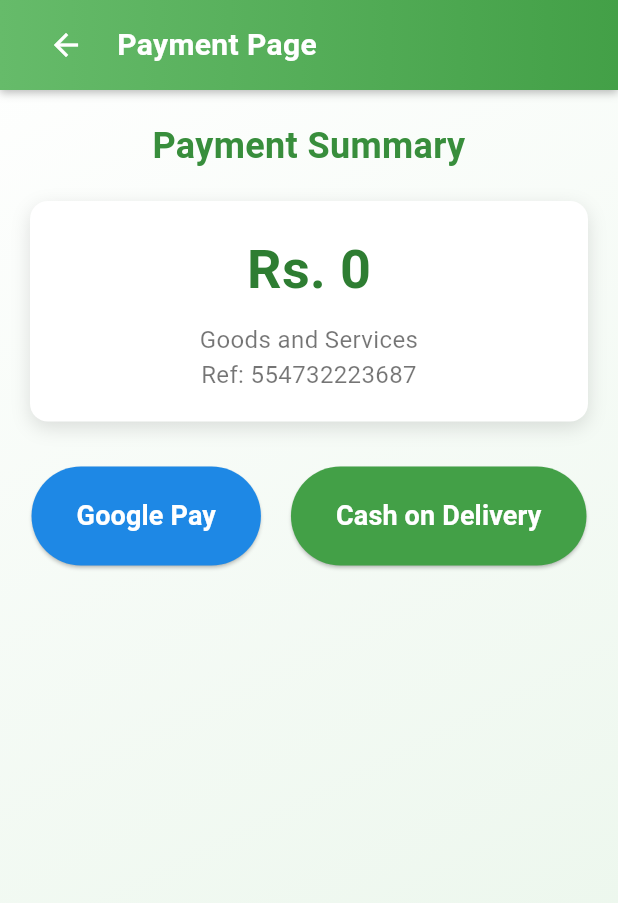
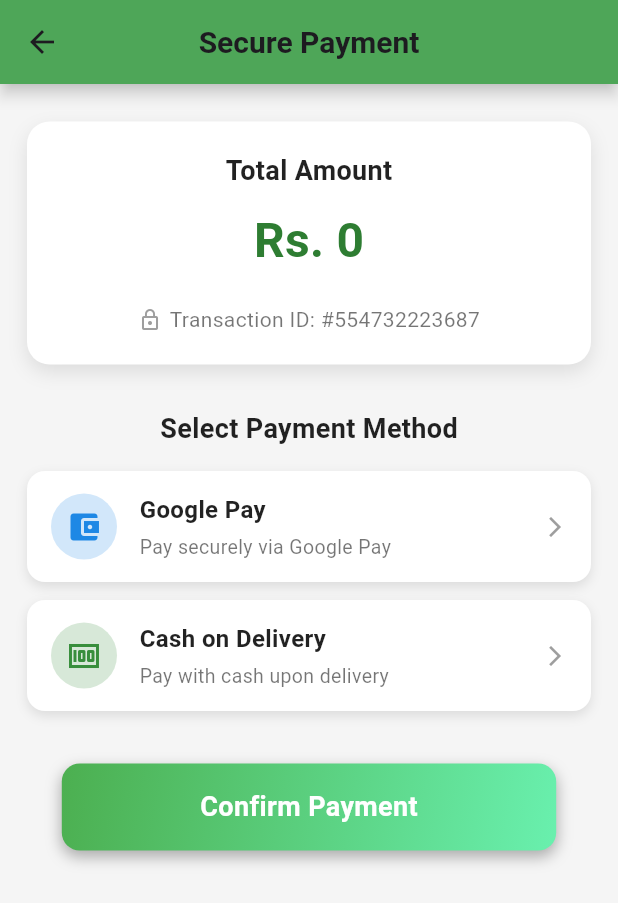
Before and after one commit to AlanRoni/Gitsbites, a Flutter app: the PaymentPage screen opened by its route, after a tap on "Cash on Delivery", on a phone screen of 412 x 824 dp. Shown: the top 903 px of the screen. Run offline on Flutter 3.47's test engine with Material 3 defaults, Android fonts, the phone set to English and light mode, and no system bars; our stand-ins replace cloud_firestore, firebase_auth, google_sign_in, pdf; missing offline and left inert: universal_html; accounts and stored records are empty.

Commit message:
payment page updated

```diff
--- a/lib/bottom_nav.dart
+++ b/lib/bottom_nav.dart
@@ -5,10 +5,10 @@ class CustomBottomNavBar extends StatelessWidget {
   final ValueChanged<int> onTap;
 
   const CustomBottomNavBar({
-    Key? key,
+    super.key,
     required this.currentIndex,
     required this.onTap,
-  }) : super(key: key);
+  });
 
   @override
   Widget build(BuildContext context) {
--- a/lib/favorites_page.dart
+++ b/lib/favorites_page.dart
@@ -2,7 +2,7 @@ import 'package:flutter/material.dart';
 import 'bottom_nav.dart';
 
 class FavoritesPage extends StatefulWidget {
-  FavoritesPage({Key? key}) : super(key: key);
+  const FavoritesPage({super.key});
 
   @override
   _FavoritesPageState createState() => _FavoritesPageState();
--- a/lib/payment.dart
+++ b/lib/payment.dart
@@ -1,24 +1,19 @@
+import 'dart:typed_data';
+import 'package:flutter/foundation.dart' show kIsWeb;
 import 'package:flutter/material.dart';
+import 'package:pdf/pdf.dart';
+import 'package:pdf/widgets.dart' as pw;
+import 'package:universal_html/html.dart' as html;
 
 class PaymentPage extends StatefulWidget {
-  final int totalAmount; // To receive the amount from CartPage
+  final int totalAmount;
+  final List<Map<String, dynamic>> cartItems;
 
-  const PaymentPage({Key? key, required this.totalAmount}) : super(key: key);
-
-  Widget build(BuildContext context) {
-    return Scaffold(
-      appBar: AppBar(
-        title: const Text('Payment Page'),
-        backgroundColor: Colors.green,
-      ),
-      body: Center(
-        child: Text(
-          'Total Amount: Rs. $totalAmount',
-          style: const TextStyle(fontSize: 24, fontWeight: FontWeight.bold),
-        ),
-      ),
-    );
-  }
+  const PaymentPage({
+    super.key,
+    required this.totalAmount,
+    required this.cartItems,
+  });
 
   @override
   State<PaymentPage> createState() => _PaymentPageState();
@@ -28,161 +23,160 @@ class _PaymentPageState extends State<PaymentPage> {
   @override
   Widget build(BuildContext context) {
     return Scaffold(
-      body: Container(
-        decoration: const BoxDecoration(
-          gradient: LinearGradient(
-            begin: Alignment.topLeft,
-            end: Alignment.bottomRight,
-            colors: [Colors.white, Color(0xFFE8F5E9)], // White to light green
+      backgroundColor: Colors.grey[100],
+      appBar: AppBar(
+        title: const Text(
+          'Secure Payment',
+          style: TextStyle(fontWeight: FontWeight.bold, fontSize: 20.0),
         ),
+        centerTitle: true,
+        backgroundColor: Colors.green,
+        elevation: 4.0,
+        shadowColor: Colors.grey.shade300,
       ),
-        child: SafeArea(
+      body: SingleChildScrollView(
+        child: Padding(
+          padding: const EdgeInsets.symmetric(horizontal: 18.0, vertical: 25.0),
           child: Column(
+            crossAxisAlignment: CrossAxisAlignment.center,
             children: [
-              // AppBar with Back Button
-              Container(
-                padding: const EdgeInsets.symmetric(horizontal: 20.0),
-                height: 60.0,
-                decoration: BoxDecoration(
-                  gradient: LinearGradient(
-                    colors: [Color(0xFF66BB6A), Color(0xFF43A047)],
-                  ),
-                  boxShadow: [
-                    BoxShadow(
-                      color: Colors.black26,
-                      blurRadius: 4.0,
-                      offset: Offset(0, 2),
-                    ),
-                  ],
-                ),
-                child: Row(
-                  children: [
-                    IconButton(
-                      icon: const Icon(Icons.arrow_back, color: Colors.white),
-                      onPressed: () {
-                        Navigator.pop(context); // Navigate back
-                      },
-                    ),
-                    const SizedBox(width: 10.0),
-                    const Text(
-                      'Payment Page',
-                      style: TextStyle(
-                        fontSize: 20.0,
-                        fontWeight: FontWeight.bold,
-                        color: Colors.white,
-                      ),
-                    ),
-                  ],
-                ),
-              ),
-              Expanded(
-                child: SingleChildScrollView(
-                  padding: const EdgeInsets.symmetric(
-                      horizontal: 20.0, vertical: 20.0),
-                  child: Column(
-                    crossAxisAlignment: CrossAxisAlignment.stretch,
-                    children: [
-                      // Title and Amount
-                      Text(
-                        'Payment Summary',
-                        style: TextStyle(
-                          fontSize: 24.0,
-                          fontWeight: FontWeight.bold,
-                          color: Colors.green.shade700,
-                        ),
-                        textAlign: TextAlign.center,
-                      ),
-                      const SizedBox(height: 20.0),
+              // **Payment Summary Card**
               Container(
                 padding: const EdgeInsets.all(20.0),
                 decoration: BoxDecoration(
                   color: Colors.white,
-                          borderRadius: BorderRadius.circular(12.0),
+                  borderRadius: BorderRadius.circular(15.0),
                   boxShadow: [
                     BoxShadow(
-                              color: Colors.black12,
+                      color: Colors.black12.withOpacity(0.1),
                       blurRadius: 10.0,
-                              offset: Offset(0, 4),
+                      offset: const Offset(0, 5),
                     ),
                   ],
                 ),
                 child: Column(
                   children: [
+                    const Text(
+                      'Total Amount',
+                      style: TextStyle(
+                        fontSize: 18.0,
+                        fontWeight: FontWeight.w600,
+                        color: Colors.black87,
+                      ),
+                    ),
+                    const SizedBox(height: 10.0),
                     Text(
-                              'Rs. ${widget.totalAmount}', // Display the passed amount
+                      'Rs. ${widget.totalAmount}',
                       style: TextStyle(
-                                fontSize: 36.0,
+                        fontSize: 32.0,
                         fontWeight: FontWeight.bold,
                         color: Colors.green.shade800,
                       ),
                     ),
                     const SizedBox(height: 10.0),
-                            const Text(
-                              'Goods and Services\nRef: 554732223687',
-                              style: TextStyle(
-                                fontSize: 16.0,
-                                color: Colors.black54,
+                    // **Ordered Items List**
+                    Column(
+                      crossAxisAlignment: CrossAxisAlignment.start,
+                      children: widget.cartItems
+                          .map(
+                            (item) => Text(
+                              "${item['name']} x${item['quantity']} - Rs. ${item['price'] * item['quantity']}",
+                              style: const TextStyle(
+                                  fontSize: 14, color: Colors.black54),
                             ),
-                              textAlign: TextAlign.center,
+                          )
+                          .toList(),
+                    ),
+                    const SizedBox(height: 10.0),
+                    const Row(
+                      mainAxisAlignment: MainAxisAlignment.center,
+                      children: [
+                        Icon(Icons.lock_outline, size: 16, color: Colors.grey),
+                        SizedBox(width: 5),
+                        Text(
+                          'Transaction ID: #554732223687',
+                          style:
+                              TextStyle(fontSize: 14.0, color: Colors.black54),
+                        ),
+                      ],
                     ),
                   ],
                 ),
               ),
+
               const SizedBox(height: 30.0),
 
-                      // Payment Buttons Row
-                      Row(
-                        mainAxisAlignment: MainAxisAlignment.center,
+              // **Payment Methods Heading**
+              const Text(
+                'Select Payment Method',
+                style: TextStyle(
+                  fontSize: 18.0,
+                  fontWeight: FontWeight.bold,
+                  color: Colors.black87,
+                ),
+              ),
+              const SizedBox(height: 15.0),
+
+              // **Payment Methods**
+              Column(
                 children: [
-                          // Google Pay Button
-                          ElevatedButton(
-                            onPressed: () {
+                  _buildPaymentMethod(
+                    icon: Icons.account_balance_wallet,
+                    title: "Google Pay",
+                    subtitle: "Pay securely via Google Pay",
+                    color: Colors.blue.shade600,
+                    onTap: () {
                       print('Pay via Google Pay');
                     },
-                            style: ElevatedButton.styleFrom(
-                              backgroundColor: Colors.blue.shade600,
-                              shape: RoundedRectangleBorder(
-                                borderRadius: BorderRadius.circular(50.0),
                   ),
-                              padding: const EdgeInsets.symmetric(
-                                  horizontal: 30.0, vertical: 20.0),
+                  const SizedBox(height: 12.0),
+                  _buildPaymentMethod(
+                    icon: Icons.money,
+                    title: "Cash on Delivery",
+                    subtitle: "Pay with cash upon delivery",
+                    color: Colors.green.shade700,
+                    onTap: () async {
+                      await _generateReceipt(
+                          widget.totalAmount, widget.cartItems);
+                    },
                   ),
-                            child: const Text(
-                              'Google Pay',
+                ],
+              ),
+
+              const SizedBox(height: 35.0),
+
+              // **Confirm Payment Button**
+              GestureDetector(
+                onTap: () {
+                  print('Payment Confirmed');
+                },
+                child: Container(
+                  width: MediaQuery.of(context).size.width * 0.8,
+                  padding: const EdgeInsets.symmetric(vertical: 16.0),
+                  decoration: BoxDecoration(
+                    gradient: const LinearGradient(
+                      colors: [Colors.green, Colors.greenAccent],
+                      begin: Alignment.topLeft,
+                      end: Alignment.bottomRight,
+                    ),
+                    borderRadius: BorderRadius.circular(12.0),
+                    boxShadow: [
+                      BoxShadow(
+                        color: Colors.black.withOpacity(0.3),
+                        blurRadius: 8.0,
+                        offset: const Offset(0, 4),
+                      ),
+                    ],
+                  ),
+                  child: const Center(
+                    child: Text(
+                      'Confirm Payment',
                       style: TextStyle(
                         fontSize: 18.0,
                         fontWeight: FontWeight.bold,
                         color: Colors.white,
                       ),
                     ),
-                          ),
-                          const SizedBox(width: 20.0),
-                          // Cash on Delivery Button
-                          ElevatedButton(
-                            onPressed: () {
-                              print('Cash on Delivery Selected');
-                            },
-                            style: ElevatedButton.styleFrom(
-                              backgroundColor: Colors.green.shade600,
-                              shape: RoundedRectangleBorder(
-                                borderRadius: BorderRadius.circular(50.0),
-                              ),
-                              padding: const EdgeInsets.symmetric(
-                                  horizontal: 30.0, vertical: 20.0),
-                            ),
-                            child: const Text(
-                              'Cash on Delivery',
-                              style: TextStyle(
-                                fontSize: 18.0,
-                                fontWeight: FontWeight.bold,
-                                color: Colors.white,
-                              ),
-                            ),
-                          ),
-                        ],
-                      ),
-                      const SizedBox(height: 20.0),
-                    ],
                   ),
                 ),
               ),
@@ -192,4 +186,111 @@ class _PaymentPageState extends State<PaymentPage> {
       ),
     );
   }
+
+  // **Reusable Payment Method Card**
+  Widget _buildPaymentMethod({
+    required IconData icon,
+    required String title,
+    required String subtitle,
+    required Color color,
+    required VoidCallback onTap,
+  }) {
+    return GestureDetector(
+      onTap: onTap,
+      child: Container(
+        padding: const EdgeInsets.symmetric(vertical: 14.0, horizontal: 16.0),
+        decoration: BoxDecoration(
+          color: Colors.white,
+          borderRadius: BorderRadius.circular(12.0),
+          boxShadow: [
+            BoxShadow(
+              color: Colors.black12.withOpacity(0.1),
+              blurRadius: 6.0,
+              offset: const Offset(0, 3),
+            ),
+          ],
+        ),
+        child: Row(
+          children: [
+            CircleAvatar(
+              backgroundColor: color.withOpacity(0.2),
+              radius: 22,
+              child: Icon(icon, color: color, size: 24),
+            ),
+            const SizedBox(width: 15.0),
+            Column(
+              crossAxisAlignment: CrossAxisAlignment.start,
+              children: [
+                Text(
+                  title,
+                  style: const TextStyle(
+                    fontSize: 16.0,
+                    fontWeight: FontWeight.w600,
+                    color: Colors.black87,
+                  ),
+                ),
+                const SizedBox(height: 4.0),
+                Text(
+                  subtitle,
+                  style: const TextStyle(fontSize: 13.0, color: Colors.black54),
+                ),
+              ],
+            ),
+            const Spacer(),
+            const Icon(Icons.arrow_forward_ios, size: 16, color: Colors.grey),
+          ],
+        ),
+      ),
+    );
   }
+
+  // **Generate Receipt PDF**
+  Future<void> _generateReceipt(
+      int amount, List<Map<String, dynamic>> cartItems) async {
+    final pdf = pw.Document();
+
+    pdf.addPage(
+      pw.Page(
+        build: (pw.Context context) => pw.Column(
+          crossAxisAlignment: pw.CrossAxisAlignment.center,
+          children: [
+            pw.Text("Payment Receipt",
+                style:
+                    pw.TextStyle(fontSize: 24, fontWeight: pw.FontWeight.bold)),
+            pw.SizedBox(height: 10),
+            pw.Text("Transaction ID: #554732223687",
+                style: pw.TextStyle(fontSize: 14)),
+            pw.SizedBox(height: 10),
+            pw.Text("Payment Method: Cash on Delivery",
+                style: pw.TextStyle(fontSize: 14)),
+            pw.SizedBox(height: 10),
+            pw.Text("Total Amount: Rs. $amount",
+                style:
+                    pw.TextStyle(fontSize: 18, fontWeight: pw.FontWeight.bold)),
+            pw.SizedBox(height: 20),
+            pw.Text("Purchased Items:",
+                style:
+                    pw.TextStyle(fontSize: 16, fontWeight: pw.FontWeight.bold)),
+            pw.SizedBox(height: 10),
+            ...cartItems.map((item) => pw.Text(
+                "${item['name']} x${item['quantity']} - Rs. ${item['price'] * item['quantity']}")),
+            pw.SizedBox(height: 20),
+            pw.Text("Thank you for your purchase!",
+                style: pw.TextStyle(fontSize: 16)),
+          ],
+        ),
+      ),
+    );
+
+    final Uint8List pdfBytes = await pdf.save();
+
+    if (kIsWeb) {
+      final blob = html.Blob([pdfBytes], 'application/pdf');
+      final url = html.Url.createObjectUrlFromBlob(blob);
+      html.AnchorElement(href: url)
+        ..setAttribute('download', 'receipt.pdf')
+        ..click();
+      html.Url.revokeObjectUrl(url);
+    }
+  }
+}
--- a/pubspec.yaml
+++ b/pubspec.yaml
@@ -16,6 +16,11 @@ dependencies:
   firebase_auth: ^5.3.3
   cloud_firestore: ^5.5.0
   google_sign_in: ^6.0.1
+  pdf: ^3.11.2
+  path_provider: ^2.1.1
+  universal_html: ^2.2.4  # ✅ Add this for Web support
+  printing: ^5.14.0
+  firebase_storage: ^12.4.1
 
 
 
```
Also changed, not shown: lib/cart_page.dart (+9 -14 lines), lib/login.dart (+30 -25 lines), lib/main.dart (+8 -6 lines), lib/profile_page.dart (+4 -4 lines), pubspec.lock, 6 other files. Lines whose indentation alone changed are shown as unchanged.
